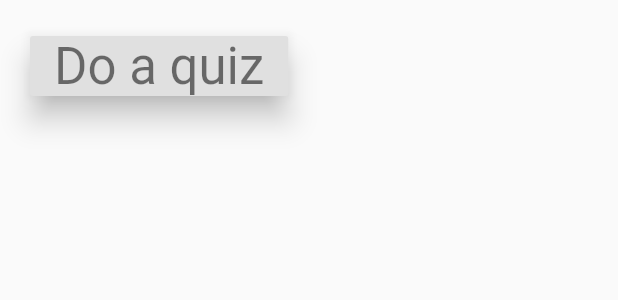
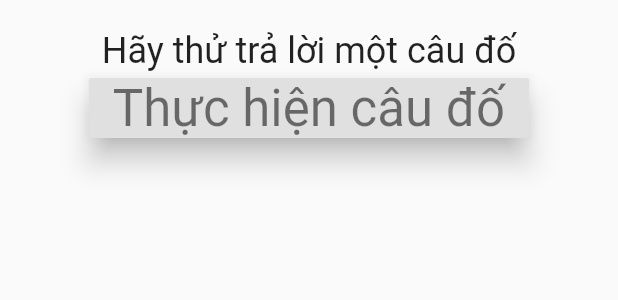
Before and after one commit to phuong-nh/Leafy, a Flutter app: the DailyQuizInterface widget shown alone on an empty page, opened directly, on a phone screen of 412 x 824 dp. Shown: the top 300 px of the screen. Run offline on Flutter 3.47's test engine with Material 2 defaults, Android fonts, the phone set to English and light mode, and no system bars; our stand-ins replace cloud_firestore, flutter_html, flutter_icons, flutter_markdown; accounts and stored records are empty.

Commit message:
Add files via upload

```diff
--- a/lib/modules/dailyQuiz/dailyQuiz.dart
+++ b/lib/modules/dailyQuiz/dailyQuiz.dart
@@ -6,31 +6,26 @@ class DailyQuizInterface extends StatelessWidget {
   @override
   Widget build(BuildContext context) {
     quizDatabaseGenerator();
-    return Scaffold(
-      body: SafeArea(
-        child: Container(
-          padding: EdgeInsets.all(getQuizPagePadding()),
-          child: Column(
-            children: <Widget>[
-              RaisedButton(
-                child: Text(
-                  'Do a quiz',
-                  style: Theme.of(context).textTheme.headline4,
-                ),
+    return SafeArea(
+      child: Container(
+        padding: EdgeInsets.all(getQuizPagePadding()),
+        child: Column(
+          children: <Widget>[
+            Text('Hãy thử trả lời một câu đố', style: Theme.of(context).textTheme.headline5,),
+            Align(
+              alignment: Alignment.center,
+              child: RaisedButton(
+                child: Text('Thực hiện câu đố', style: Theme.of(context).textTheme.headline4,),
                 onPressed: () {
                   Navigator.push(
                     context,
-                    MaterialPageRoute(
-                        builder: (context) => QuizLoaderPage(
-                              quizData: getSingleRandomQuizData(),
-                              quizAnswered: false,
-                            )),
+                    MaterialPageRoute(builder: (context) => QuizLoaderPage(quizData: getSingleRandomQuizData(), quizAnswered: false,)),
                   );
                 },
                 elevation: 8,
               ),
-            ],
-          ),
+            ),
+          ],
         ),
       ),
     );
--- a/lib/modules/dailyQuiz/dailyQuizData.dart
+++ b/lib/modules/dailyQuiz/dailyQuizData.dart
@@ -30,8 +30,7 @@ class QuizAnswerData {
       _answerCardFilterBlendColor = Colors.transparent;
     }
     if (cardMode == 'Selected') {
-      _answerCardBackgroundColor =
-          quizAnswerCorrectness ? Colors.green : Colors.red;
+      _answerCardBackgroundColor = quizAnswerCorrectness ? Colors.green : Colors.red;
     }
     if ((cardMode != 'Unanswered') && (quizAnswerCorrectness)) {
       _answerCardBackgroundColor = Colors.green;
@@ -42,26 +41,16 @@ class QuizAnswerData {
     }
     return Card(
       child: ColorFiltered(
-        colorFilter:
-            ColorFilter.mode(_answerCardFilterBlendColor, BlendMode.color),
+        colorFilter: ColorFilter.mode(_answerCardFilterBlendColor, BlendMode.color),
         child: ListTile(
-          title: Text(
-            quizAnswer,
-            style: Theme.of(context).textTheme.headline5,
-          ),
-          onTap: () => QuizAnsweredNotification(selectedAnswer: quizAnswerID)
-            ..dispatch(context),
+          title: Text(quizAnswer, style: Theme.of(context).textTheme.headline5,),
+          onTap: () => QuizAnsweredNotification(selectedAnswer: quizAnswerID)..dispatch(context),
         ),
       ),
       color: _answerCardBackgroundColor,
       elevation: 8,
-      shadowColor: Colors.black38,
-      shape: RoundedRectangleBorder(
-        borderRadius: BorderRadius.all(Radius.circular(10)),
-      ),
     );
   }
-
   int getQuizAnswerID() {
     return quizAnswerID;
   }
@@ -79,17 +68,14 @@ class QuizData {
   String getQuizQuestion() {
     return quizQuestion;
   }
-
   String getQuizAdditionalInformation() {
     return quizAdditionalInformation;
   }
-
   List<QuizAnswerData> getQuizAnswers() {
     List<QuizAnswerData> _temp = quizAnswers;
     _temp..shuffle();
     return _temp;
   }
-
   int getQuizAnswerCount() {
     return quizAnswers.length;
   }
@@ -101,26 +87,26 @@ void quizDatabaseGenerator() {
   _quizDatabase.clear();
   int _indexer = 0;
   _quizDatabase.add(QuizData(
-    quizQuestion: 'COVID-?',
-    quizAdditionalInformation: 'It\'s not the Chinese virus',
+    quizQuestion: 'Lượng rác thải nhựa mà một người Việt Nam tiêu thụ trong một năm trung bỉnh là bao nhiêu?',
+    quizAdditionalInformation: 'theo thống kê của Hiệp hội nhựa Việt Nam thì trong khoảng thời gian 1990 – 2015 số lượng tiêu thụ nhựa ở Việt Nam đã tăng lên chóng mặt, từ 3,8 kg/người/năm lên đến 41 kg/người/năm.',
     quizAnswers: <QuizAnswerData>[
       QuizAnswerData(
-        quizAnswer: '17',
+        quizAnswer: '37 kg/người/năm',
         quizAnswerCorrectness: false,
         quizAnswerID: ++_indexer,
       ),
       QuizAnswerData(
-        quizAnswer: '18',
+        quizAnswer: '39 kg/người/năm',
         quizAnswerCorrectness: false,
         quizAnswerID: ++_indexer,
       ),
       QuizAnswerData(
-        quizAnswer: '19',
+        quizAnswer: '41 kg/người/năm',
         quizAnswerCorrectness: true,
         quizAnswerID: ++_indexer,
       ),
       QuizAnswerData(
-        quizAnswer: '20',
+        quizAnswer: '43 kg/người/năm',
         quizAnswerCorrectness: false,
         quizAnswerID: ++_indexer,
       ),
@@ -128,21 +114,21 @@ void quizDatabaseGenerator() {
   ));
   _indexer = 0;
   _quizDatabase.add(QuizData(
-    quizQuestion: 'Cover your mouth with?',
-    quizAdditionalInformation: 'Shut up Karen',
+    quizQuestion: 'Trong một năm, thế giới tiêu thụ bao nhiêu túi nilon?',
+    quizAdditionalInformation: 'Quá kinh hoàng',
     quizAnswers: <QuizAnswerData>[
       QuizAnswerData(
-        quizAnswer: 'Clothes',
+        quizAnswer: '3000 tỉ',
         quizAnswerCorrectness: false,
         quizAnswerID: ++_indexer,
       ),
       QuizAnswerData(
-        quizAnswer: 'Underwear',
+        quizAnswer: '4000 tỉ',
         quizAnswerCorrectness: false,
         quizAnswerID: ++_indexer,
       ),
       QuizAnswerData(
-        quizAnswer: 'Mask',
+        quizAnswer: '5000 tỉ',
         quizAnswerCorrectness: true,
         quizAnswerID: ++_indexer,
       ),
@@ -150,17 +136,86 @@ void quizDatabaseGenerator() {
   ));
   _indexer = 0;
   _quizDatabase.add(QuizData(
-    quizQuestion: 'Greta Thunberg helped improve the environment',
-    quizAdditionalInformation: 'Politically abused',
+    quizQuestion: '"Học sinh phải trồng 10 cây xanh nếu muốn tốt nghiệp" là quy định của nước nào?',
+    quizAdditionalInformation: 'Quy định rất hay của nước bạn',
     quizAnswers: <QuizAnswerData>[
       QuizAnswerData(
-        quizAnswer: 'True',
+        quizAnswer: 'Hungary',
         quizAnswerCorrectness: false,
         quizAnswerID: ++_indexer,
       ),
       QuizAnswerData(
-        quizAnswer: 'False',
+        quizAnswer: 'Philippines',
         quizAnswerCorrectness: true,
+        quizAnswerID: ++_indexer,
+      ),
+      QuizAnswerData(
+        quizAnswer: 'Indonesia',
+        quizAnswerCorrectness: false,
+        quizAnswerID: ++_indexer,
+      ),
+      QuizAnswerData(
+        quizAnswer: 'Thụy Điển',
+        quizAnswerCorrectness: false,
+        quizAnswerID: ++_indexer,
+      ),
+      QuizAnswerData(
+        quizAnswer: 'Canada',
+        quizAnswerCorrectness: false,
+        quizAnswerID: ++_indexer,
+      ),
+    ],
+  ));
+  _indexer = 0;
+  _quizDatabase.add(QuizData(
+    quizQuestion: 'Ai là người đã khởi xướng phong trào trồng 10 triệu cây xanh trên YouTube?',
+    quizAdditionalInformation: 'Và người ta vẫn nói YouTubers chỉ biết gây hại',
+    quizAnswers: <QuizAnswerData>[
+      QuizAnswerData(
+        quizAnswer: 'MrBeast',
+        quizAnswerCorrectness: true,
+        quizAnswerID: ++_indexer,
+      ),
+      QuizAnswerData(
+        quizAnswer: 'Logan Paul',
+        quizAnswerCorrectness: false,
+        quizAnswerID: ++_indexer,
+      ),
+      QuizAnswerData(
+        quizAnswer: 'NTN Vlogs',
+        quizAnswerCorrectness: false,
+        quizAnswerID: ++_indexer,
+      ),
+      QuizAnswerData(
+        quizAnswer: 'Pewdiepie',
+        quizAnswerCorrectness: false,
+        quizAnswerID: ++_indexer,
+      ),
+    ],
+  ));
+  _indexer = 0;
+  _quizDatabase.add(QuizData(
+    quizQuestion: 'Tái chế 1 tấn giấy sẽ cứu được bao nhiêu cây gỗ trưởng thành?',
+    quizAdditionalInformation: 'Con số không lớn, nhưng ý nghĩa không nhỏ',
+    quizAnswers: <QuizAnswerData>[
+      QuizAnswerData(
+        quizAnswer: '15',
+        quizAnswerCorrectness: false,
+        quizAnswerID: ++_indexer,
+      ),
+      QuizAnswerData(
+        quizAnswer: '17',
+        quizAnswerCorrectness: true,
+        quizAnswerID: ++_indexer,
+      ),
+      QuizAnswerData(
+        quizAnswer: '19',
+        quizAnswerCorrectness: false,
+        quizAnswerID: ++_indexer,
+      ),
+      QuizAnswerData(
+        quizAnswer: '21',
+        quizAnswerCorrectness: false,
         quizAnswerID: ++_indexer,
       ),
     ],
--- a/lib/modules/dailyQuiz/dailyQuizElements.dart
+++ b/lib/modules/dailyQuiz/dailyQuizElements.dart
@@ -9,8 +9,7 @@ class QuizLoaderPage extends StatefulWidget {
   final QuizData quizData;
   final bool quizAnswered;
   @override
-  _QuizLoaderPageState createState() =>
-      _QuizLoaderPageState(quizData: quizData, quizAnswered: quizAnswered);
+  _QuizLoaderPageState createState() => _QuizLoaderPageState(quizData: quizData, quizAnswered: quizAnswered);
 }
 
 class _QuizLoaderPageState extends State<QuizLoaderPage> {
@@ -33,41 +32,33 @@ class _QuizLoaderPageState extends State<QuizLoaderPage> {
     }
     return Scaffold(
       appBar: AppBar(
-        title: Text('Daily quiz'),
+        title: Text('Câu đố'),
         elevation: getQuizPagePadding(),
         shape: RoundedRectangleBorder(
           borderRadius: BorderRadius.only(
-            bottomLeft: Radius.circular(15),
-            bottomRight: Radius.circular(15),
+            bottomLeft: Radius.circular(getQuizPagePadding() / 2),
+            bottomRight: Radius.circular(getQuizPagePadding() / 2),
           ),
         ),
-        backgroundColor: Colors.green,
       ),
       body: Container(
         padding: EdgeInsets.all(getQuizPagePadding()),
         child: Column(
           children: <Widget>[
-            Text(
-              quizData.quizQuestion,
-              style: Theme.of(context).textTheme.headline4,
-            ),
+            Text(quizData.quizQuestion, style: Theme.of(context).textTheme.headline4,),
             NotificationListener<QuizAnsweredNotification>(
               child: Expanded(
                 child: ListView.builder(
                   itemCount: quizData.getQuizAnswerCount(),
                   itemBuilder: (BuildContext context, int _index) =>
-                      quizAnswerList[_index]
-                          .getAnswerCard(quizAnswerCardState[_index], context),
+                    quizAnswerList[_index].getAnswerCard(quizAnswerCardState[_index], context),
                 ),
               ),
               onNotification: (notification) {
                 if (!quizAnswered) {
                   quizAnswered = true;
                   for (int _i = 0; _i < quizData.getQuizAnswerCount(); _i++) {
-                    quizAnswerCardState[_i] = (notification.selectedAnswer ==
-                            quizAnswerList[_i].getQuizAnswerID())
-                        ? 'Selected'
-                        : 'Unselected';
+                    quizAnswerCardState[_i] = (notification.selectedAnswer == quizAnswerList[_i].getQuizAnswerID()) ? 'Selected' : 'Unselected';
                   }
                   setState(() {});
                 }
@@ -77,16 +68,13 @@ class _QuizLoaderPageState extends State<QuizLoaderPage> {
             LayoutBuilder(
               builder: (context, constraints) {
                 if (quizAnswered) {
-                  return Text(
-                    quizData.getQuizAdditionalInformation(),
-                    style: Theme.of(context).textTheme.headline5,
-                  );
+                  return Text(quizData.getQuizAdditionalInformation(), style: Theme.of(context).textTheme.headline5,);
                 }
                 return Container();
               },
             ),
             FlatButton(
-              child: Text('Back'),
+              child: Text('Quay lại'),
               onPressed: () {
                 quizAnswered = false;
                 quizAnswerCardState.clear();
```
